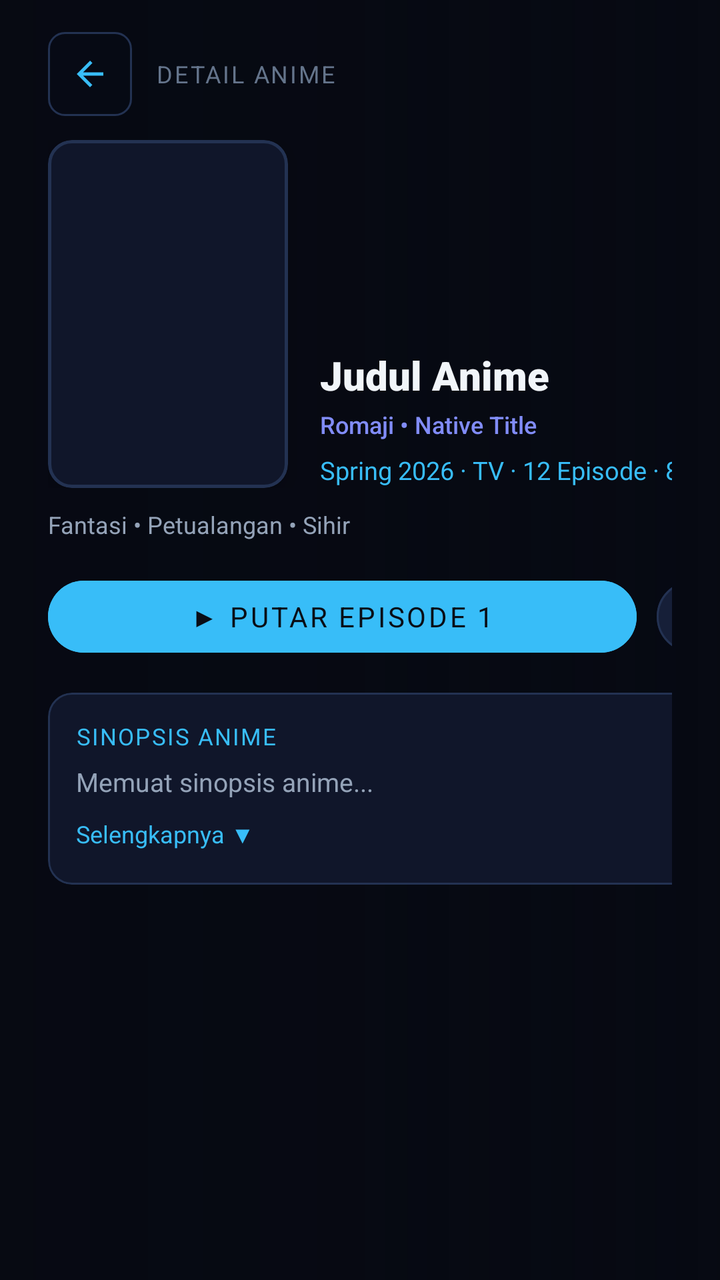
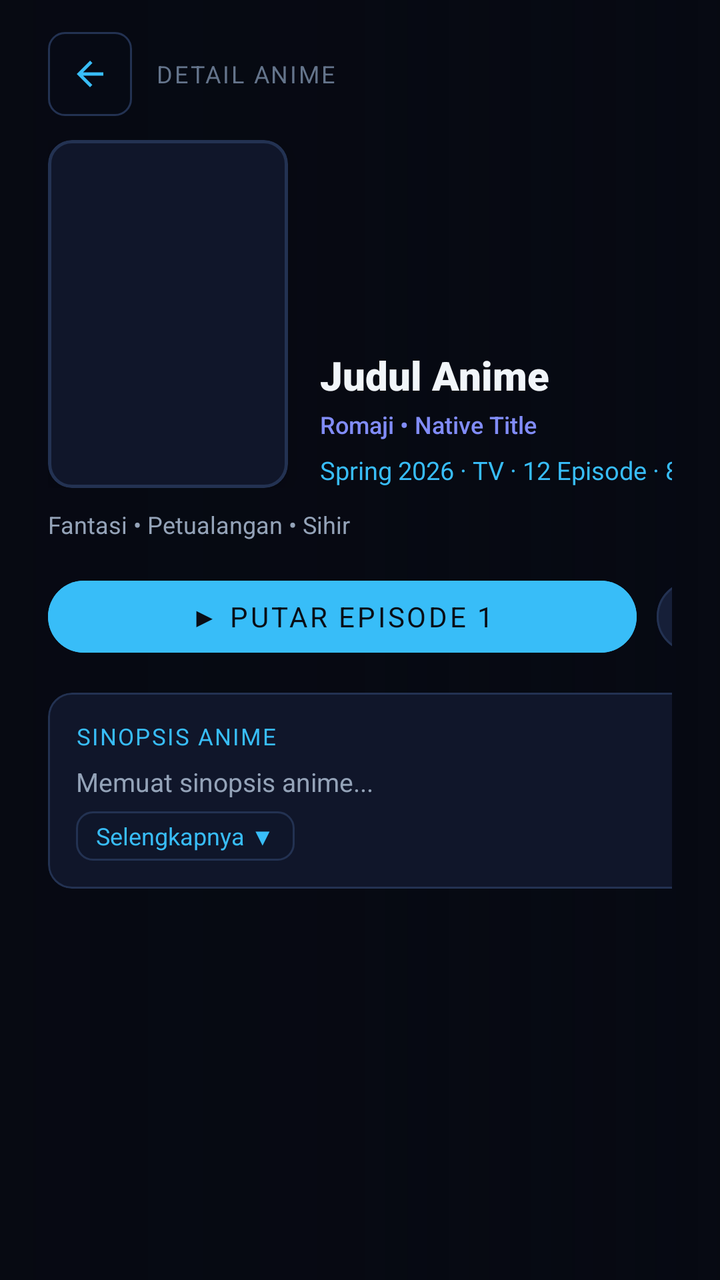

Two renders of the same Android screen: before a commit and after it. Below are the layout's source before the change and the commit's diff.
<!-- AndroidManifest.xml: another module's application theme Theme.Menatap -->
<!-- res/layout/activity_detail.xml -->
<?xml version="1.0" encoding="utf-8"?>
<androidx.coordinatorlayout.widget.CoordinatorLayout xmlns:android="http://schemas.android.com/apk/res/android"
    xmlns:app="http://schemas.android.com/apk/res-auto"
    android:id="@+id/layout_detail_root"
    android:layout_width="match_parent"
    android:layout_height="match_parent"
    android:background="#060912">

    
    <FrameLayout
        android:id="@+id/fl_detail_backdrop_container"
        android:layout_width="match_parent"
        android:layout_height="match_parent">

        <ImageView
            android:id="@+id/iv_detail_backdrop"
            android:layout_width="match_parent"
            android:layout_height="match_parent"
            android:scaleType="centerCrop"
            android:alpha="0.45"
            android:contentDescription="Ambient Backdrop" />

        
        <View
            android:layout_width="match_parent"
            android:layout_height="match_parent"
            android:background="@drawable/bg_tv_backdrop_scrim" />
    </FrameLayout>

    
    <LinearLayout
        android:id="@+id/layout_detail_scroll_content"
        android:layout_width="match_parent"
        android:layout_height="match_parent"
        android:orientation="horizontal"
        android:paddingHorizontal="@dimen/tv_detail_padding_horizontal"
        android:paddingVertical="@dimen/tv_detail_padding_vertical">

        
        <androidx.core.widget.NestedScrollView
            android:layout_width="430dp"
            android:layout_height="match_parent"
            android:fillViewport="true"
            android:scrollbars="none"
            android:overScrollMode="never">

            <LinearLayout
                android:layout_width="match_parent"
                android:layout_height="wrap_content"
                android:orientation="vertical"
                android:paddingEnd="18dp"
                android:paddingBottom="24dp">

                
                <LinearLayout
                    android:layout_width="match_parent"
                    android:layout_height="wrap_content"
                    android:gravity="center_vertical"
                    android:layout_marginBottom="12dp">

                    <ImageButton
                        android:id="@+id/btn_detail_back"
                        android:layout_width="42dp"
                        android:layout_height="42dp"
                        android:background="@drawable/bg_tv_button_focused"
                        android:src="@drawable/ic_arrow_back"
                        app:tint="@color/accent_glacial"
                        android:padding="9dp"
                        android:clickable="true"
                        android:focusable="true"
                        android:contentDescription="Kembali" />

                    <TextView
                        android:layout_width="wrap_content"
                        android:layout_height="wrap_content"
                        android:layout_marginStart="12dp"
                        android:text="@string/detail_header_info"
                        android:textColor="@color/text_frost_dim"
                        android:textSize="12sp"
                        android:fontFamily="sans-serif-bold"
                        android:letterSpacing="0.08"
                        android:textAllCaps="true" />
                </LinearLayout>

                
                <LinearLayout
                    android:layout_width="match_parent"
                    android:layout_height="wrap_content"
                    android:orientation="horizontal"
                    android:gravity="bottom">

                    
                    <com.google.android.material.card.MaterialCardView
                        android:id="@+id/card_detail_poster"
                        android:layout_width="120dp"
                        android:layout_height="174dp"
                        app:cardCornerRadius="12dp"
                        app:cardElevation="8dp"
                        app:cardBackgroundColor="@color/frost_surface"
                        app:strokeColor="@color/frost_border"
                        app:strokeWidth="1.5dp"
                        android:focusable="false">

                        <ImageView
                            android:id="@+id/iv_detail_poster"
                            android:layout_width="match_parent"
                            android:layout_height="match_parent"
                            android:scaleType="centerCrop"
                            android:contentDescription="Cover Karakter Anime" />
                    </com.google.android.material.card.MaterialCardView>

                    
                    <LinearLayout
                        android:layout_width="0dp"
                        android:layout_height="wrap_content"
                        android:layout_weight="1"
                        android:layout_marginStart="16dp"
                        android:orientation="vertical">

                        
                        <TextView
                            android:id="@+id/tv_detail_title"
                            android:layout_width="match_parent"
                            android:layout_height="wrap_content"
                            android:text="Judul Anime"
                            android:textColor="@color/text_frost_bright"
                            android:textSize="20sp"
                            android:fontFamily="sans-serif-black"
                            android:lineSpacingExtra="2dp"
                            android:maxLines="3"
                            android:ellipsize="end" />

                        
                        <TextView
                            android:id="@+id/tv_detail_romaji"
                            android:layout_width="match_parent"
                            android:layout_height="wrap_content"
                            android:layout_marginTop="3dp"
                            android:text="Romaji • Native Title"
                            android:textColor="@color/anime_iris_violet"
                            android:textSize="12sp"
                            android:fontFamily="sans-serif-medium"
                            android:maxLines="2"
                            android:ellipsize="end" />

                        
                        <TextView
                            android:id="@+id/tv_detail_meta"
                            android:layout_width="match_parent"
                            android:layout_height="wrap_content"
                            android:layout_marginTop="6dp"
                            android:text="Spring 2026 · TV · 12 Episode · 8.5 ★"
                            android:textColor="@color/accent_glacial"
                            android:textSize="12.5sp"
                            android:fontFamily="sans-serif-bold"
                            android:maxLines="2"
                            android:ellipsize="end" />
                    </LinearLayout>
                </LinearLayout>

                
                <TextView
                    android:id="@+id/tv_detail_genres"
                    android:layout_width="match_parent"
                    android:layout_height="wrap_content"
                    android:layout_marginTop="10dp"
                    android:text="Fantasi • Petualangan • Sihir"
                    android:textColor="@color/text_frost_subtle"
                    android:textSize="12sp"
                    android:fontFamily="sans-serif"
                    android:maxLines="1"
                    android:ellipsize="end" />

                
                <LinearLayout
                    android:layout_width="match_parent"
                    android:layout_height="wrap_content"
                    android:orientation="horizontal"
                    android:layout_marginTop="14dp">

                    <Button
                        android:id="@+id/btn_play_primary"
                        android:layout_width="0dp"
                        android:layout_height="48dp"
                        android:layout_weight="1"
                        android:text="@string/detail_play_ep1"
                        android:textColor="#090D16"
                        android:backgroundTint="@color/accent_glacial"
                        android:textSize="14sp"
                        android:fontFamily="sans-serif-bold"
                        app:cornerRadius="24dp"
                        android:clickable="true"
                        android:focusable="true"
                        android:nextFocusRight="@+id/btn_toggle_bookmark"
                        android:stateListAnimator="@null" />

                    <Button
                        android:id="@+id/btn_toggle_bookmark"
                        android:layout_width="wrap_content"
                        android:layout_height="48dp"
                        android:layout_marginStart="10dp"
                        android:text="@string/detail_favorite"
                        android:textColor="@color/text_frost_bright"
                        android:backgroundTint="@color/frost_elevated"
                        android:textSize="13.5sp"
                        android:fontFamily="sans-serif-medium"
                        app:strokeColor="@color/frost_border"
                        app:strokeWidth="1dp"
                        app:cornerRadius="24dp"
                        android:paddingHorizontal="16dp"
                        android:clickable="true"
                        android:focusable="true"
                        android:nextFocusLeft="@+id/btn_play_primary"
                        android:nextFocusRight="@+id/rv_detail_episodes"
                        android:stateListAnimator="@null" />
                </LinearLayout>

                
                <com.google.android.material.card.MaterialCardView
                    android:layout_width="match_parent"
                    android:layout_height="wrap_content"
                    android:layout_marginTop="14dp"
                    app:cardCornerRadius="12dp"
                    app:cardElevation="0dp"
                    app:cardBackgroundColor="@color/frost_surface"
                    app:strokeColor="@color/frost_border"
                    app:strokeWidth="1dp">

                    <LinearLayout
                        android:layout_width="match_parent"
                        android:layout_height="wrap_content"
                        android:orientation="vertical"
                        android:padding="14dp">

                        <TextView
                            android:layout_width="wrap_content"
                            android:layout_height="wrap_content"
                            android:text="@string/detail_synopsis_title"
                            android:textColor="@color/accent_glacial"
                            android:textSize="11.5sp"
                            android:fontFamily="sans-serif-bold"
                            android:letterSpacing="0.06" />

                        <TextView
                            android:id="@+id/tv_detail_synopsis"
                            android:layout_width="match_parent"
                            android:layout_height="wrap_content"
                            android:layout_marginTop="6dp"
                            android:textColor="@color/text_frost_subtle"
                            android:textSize="13sp"
                            android:lineSpacingExtra="3.5dp"
                            android:fontFamily="sans-serif"
                            android:maxLines="3"
                            android:ellipsize="end"
                            android:text="@string/detail_loading_synopsis" />

                        <TextView
                            android:id="@+id/tv_synopsis_toggle"
                            android:layout_width="wrap_content"
                            android:layout_height="wrap_content"
                            android:layout_marginTop="6dp"
                            android:text="@string/detail_read_more"
                            android:textColor="@color/accent_glacial"
                            android:textSize="12sp"
                            android:fontFamily="sans-serif-bold"
                            android:clickable="true"
                            android:focusable="true"
                            android:nextFocusRight="@+id/rv_detail_episodes"
                            android:paddingVertical="3dp" />
                    </LinearLayout>
                </com.google.android.material.card.MaterialCardView>
            </LinearLayout>
        </androidx.core.widget.NestedScrollView>

        
        <View
            android:layout_width="1dp"
            android:layout_height="match_parent"
            android:background="#1A2D48"
            android:focusable="false" />

        
        <androidx.core.widget.NestedScrollView
            android:layout_width="0dp"
            android:layout_height="match_parent"
            android:layout_weight="1"
            android:fillViewport="true"
            android:scrollbars="none"
            android:overScrollMode="never"
            android:paddingStart="20dp">

            <LinearLayout
                android:layout_width="match_parent"
                android:layout_height="wrap_content"
                android:orientation="vertical"
                android:paddingBottom="32dp">

                
                <LinearLayout
                    android:layout_width="match_parent"
                    android:layout_height="wrap_content"
                    android:orientation="horizontal"
                    android:gravity="center_vertical"
                    android:layout_marginBottom="12dp">

                    <TextView
                        android:layout_width="wrap_content"
                        android:layout_height="wrap_content"
                        android:text="@string/detail_episodes_title"
                        android:textColor="@color/text_frost_bright"
                        android:textSize="17sp"
                        android:fontFamily="sans-serif-black"
                        android:letterSpacing="0.02" />

                    <ProgressBar
                        android:id="@+id/pb_episodes_loading"
                        android:layout_width="20dp"
                        android:layout_height="20dp"
                        android:layout_marginStart="12dp"
                        android:indeterminateTint="@color/accent_glacial"
                        android:visibility="gone" />
                </LinearLayout>

                
                <HorizontalScrollView
                    android:id="@+id/scroll_episode_ranges"
                    android:layout_width="match_parent"
                    android:layout_height="wrap_content"
                    android:scrollbars="none"
                    android:overScrollMode="never"
                    android:layout_marginBottom="10dp"
                    android:focusable="false"
                    android:visibility="gone">

                    <LinearLayout
                        android:id="@+id/layout_episode_ranges"
                        android:layout_width="wrap_content"
                        android:layout_height="wrap_content"
                        android:orientation="horizontal"
                        android:focusable="false" />
                </HorizontalScrollView>

                
                <androidx.recyclerview.widget.RecyclerView
                    android:id="@+id/rv_detail_episodes"
                    android:layout_width="match_parent"
                    android:layout_height="wrap_content"
                    android:clipToPadding="false"
                    android:nestedScrollingEnabled="false"
                    android:focusable="true"
                    android:nextFocusLeft="@+id/btn_toggle_bookmark"
                    android:descendantFocusability="afterDescendants" />

                
                <LinearLayout
                    android:id="@+id/layout_related_seasons"
                    android:layout_width="match_parent"
                    android:layout_height="wrap_content"
                    android:layout_marginTop="22dp"
                    android:orientation="vertical"
                    android:visibility="gone">

                    <LinearLayout
                        android:layout_width="match_parent"
                        android:layout_height="wrap_content"
                        android:orientation="horizontal"
                        android:gravity="center_vertical"
                        android:layout_marginBottom="10dp">

                        <TextView
                            android:layout_width="0dp"
                            android:layout_height="wrap_content"
                            android:layout_weight="1"
                            android:text="@string/detail_related_seasons_title"
                            android:textColor="@color/accent_glacial"
                            android:textSize="14sp"
                            android:fontFamily="sans-serif-bold"
                            android:letterSpacing="0.04" />

                        <TextView
                            android:id="@+id/tv_related_seasons_count"
                            android:layout_width="wrap_content"
                            android:layout_height="wrap_content"
                            android:textColor="@color/text_frost_subtle"
                            android:textSize="12sp"
                            android:fontFamily="sans-serif-medium" />
                    </LinearLayout>

                    <androidx.recyclerview.widget.RecyclerView
                        android:id="@+id/rv_detail_seasons"
                        android:layout_width="match_parent"
                        android:layout_height="wrap_content"
                        android:clipToPadding="false"
                        android:nestedScrollingEnabled="false"
                        android:focusable="true" />
                </LinearLayout>

                
                <LinearLayout
                    android:id="@+id/layout_related_movies"
                    android:layout_width="match_parent"
                    android:layout_height="wrap_content"
                    android:layout_marginTop="22dp"
                    android:orientation="vertical"
                    android:visibility="gone">

                    <LinearLayout
                        android:layout_width="match_parent"
                        android:layout_height="wrap_content"
                        android:orientation="horizontal"
                        android:gravity="center_vertical"
                        android:layout_marginBottom="10dp">

                        <TextView
                            android:layout_width="0dp"
                            android:layout_height="wrap_content"
                            android:layout_weight="1"
                            android:text="@string/detail_related_movies_title"
                            android:textColor="@color/accent_glacial"
                            android:textSize="14sp"
                            android:fontFamily="sans-serif-bold"
                            android:letterSpacing="0.04" />

                        <TextView
                            android:id="@+id/tv_related_movies_count"
                            android:layout_width="wrap_content"
                            android:layout_height="wrap_content"
                            android:textColor="@color/text_frost_subtle"
                            android:textSize="12sp"
                            android:fontFamily="sans-serif-medium" />
                    </LinearLayout>

                    <androidx.recyclerview.widget.RecyclerView
                        android:id="@+id/rv_detail_movies"
                        android:layout_width="match_parent"
                        android:layout_height="wrap_content"
                        android:clipToPadding="false"
                        android:nestedScrollingEnabled="false"
                        android:focusable="true" />
                </LinearLayout>
            </LinearLayout>
        </androidx.core.widget.NestedScrollView>
    </LinearLayout>
</androidx.coordinatorlayout.widget.CoordinatorLayout>
<!-- resources referenced by this layout -->
<resources>
  <color name="accent_glacial">#38BDF8</color>
  <color name="anime_iris_violet">#818CF8</color>
  <color name="frost_border">#233252</color>
  <color name="frost_elevated">#161F38</color>
  <color name="frost_surface">#10162A</color>
  <color name="text_frost_bright">#F1F5F9</color>
  <color name="text_frost_dim">#64748B</color>
  <color name="text_frost_subtle">#94A3B8</color>
  <dimen name="tv_detail_padding_horizontal">24dp</dimen>
  <dimen name="tv_detail_padding_vertical">16dp</dimen>
  <!-- drawable bg_tv_backdrop_scrim (drawable) -->
  <?xml version="1.0" encoding="utf-8"?>
  <shape xmlns:android="http://schemas.android.com/apk/res/android"
      android:shape="rectangle">
      <gradient
          android:type="linear"
          android:angle="0"
          android:startColor="#F5060912"
          android:centerColor="#C8060912"
          android:endColor="#4D060912" />
  </shape>
  <!-- drawable bg_tv_button_focused (drawable) -->
  <?xml version="1.0" encoding="utf-8"?>
  <selector xmlns:android="http://schemas.android.com/apk/res/android">
      <item android:state_focused="true">
          <shape android:shape="rectangle">
              <solid android:color="#3338BDF8" />
              <stroke android:width="2dp" android:color="#38BDF8" />
              <corners android:radius="8dp" />
          </shape>
      </item>
      <item android:state_pressed="true">
          <shape android:shape="rectangle">
              <solid android:color="#4038BDF8" />
              <corners android:radius="8dp" />
          </shape>
      </item>
      <item>
          <shape android:shape="rectangle">
              <solid android:color="#1A10162A" />
              <stroke android:width="1dp" android:color="#233252" />
              <corners android:radius="8dp" />
          </shape>
      </item>
  </selector>
  <!-- drawable ic_arrow_back (drawable) -->
  <?xml version="1.0" encoding="utf-8"?>
  <vector xmlns:android="http://schemas.android.com/apk/res/android"
      android:width="20dp"
      android:height="20dp"
      android:viewportWidth="24"
      android:viewportHeight="24">
      
      <path
          android:fillColor="#FFFFFFFF"
          android:pathData="M20,11H7.83l5.59,-5.59L12,4l-8,8 8,8 1.41,-1.41L7.83,13H20v-2z" />
  </vector>
  <string name="detail_episodes_title">DAFTAR EPISODE</string>
  <string name="detail_favorite">+ Favorit</string>
  <string name="detail_header_info">Detail Anime</string>
  <string name="detail_loading_synopsis">Memuat sinopsis anime...</string>
  <string name="detail_play_ep1">▶ Putar Episode 1</string>
  <string name="detail_read_more">Selengkapnya ▼</string>
  <string name="detail_related_movies_title">FILM &amp; MOVIE TERKAIT</string>
  <string name="detail_related_seasons_title">MUSIM &amp; SERI TERKAIT</string>
  <string name="detail_synopsis_title">SINOPSIS ANIME</string>
  <color name="frost_void">#0A0D18</color>
  <color name="accent_azure">#38BDF8</color>
  <color name="accent_frost_iris">#818CF8</color>
  <!-- drawable bg_dialog_frost (drawable) -->
  <?xml version="1.0" encoding="utf-8"?>
  <shape xmlns:android="http://schemas.android.com/apk/res/android"
      android:shape="rectangle">
      <solid android:color="@color/frost_surface" />
      <stroke
          android:width="1dp"
          android:color="@color/frost_border" />
      <corners android:radius="18dp" />
  </shape>
  <style name="DialogButtonStyle.Accent" parent="Widget.MaterialComponents.Button.TextButton.Dialog">
          <item name="android:textColor">@color/accent_glacial</item>
          <item name="android:textSize">13sp</item>
          <item name="android:fontFamily">sans-serif-bold</item>
      </style>
  <style name="DialogButtonStyle.Subtle" parent="Widget.MaterialComponents.Button.TextButton.Dialog">
          <item name="android:textColor">@color/text_frost_bright</item>
          <item name="android:textSize">13sp</item>
          <item name="android:fontFamily">sans-serif-medium</item>
      </style>
  <!-- unchanged entries left out for length: 2 -->
</resources>

<!-- the commit's change to res/layout/activity_detail.xml (unified diff, before → after) -->
@@ -259,6 +259,7 @@
                             android:layout_width="wrap_content"
                             android:layout_height="wrap_content"
                             android:layout_marginTop="6dp"
+                            android:background="@drawable/bg_tv_button_focused"
                             android:text="@string/detail_read_more"
                             android:textColor="@color/accent_glacial"
                             android:textSize="12sp"
@@ -266,7 +267,8 @@
                             android:clickable="true"
                             android:focusable="true"
                             android:nextFocusRight="@+id/rv_detail_episodes"
-                            android:paddingVertical="3dp" />
+                            android:paddingHorizontal="10dp"
+                            android:paddingVertical="4dp" />
                     </LinearLayout>
                 </com.google.android.material.card.MaterialCardView>
             </LinearLayout>
